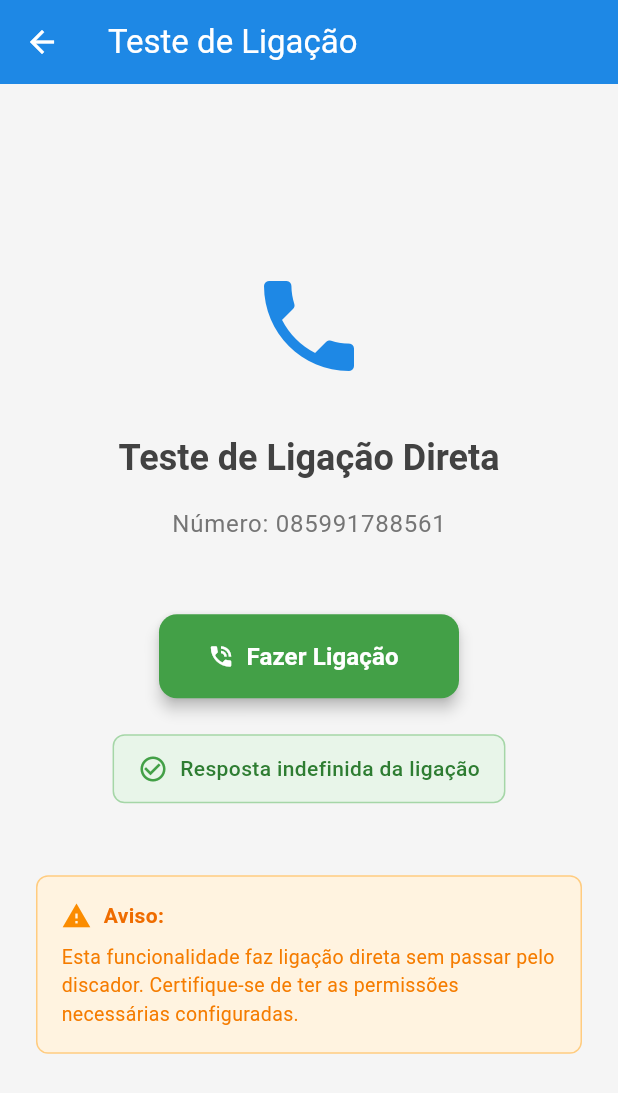
After one commit to AlexDcoder/Modelo_IA_Ataque_de_Panico, a Flutter app: the CallPage screen opened by its route, after a tap on "Fazer Ligação", on a phone screen of 412 x 824 dp. The commit adds this screen. Shown: the top 1093 px of the screen. Run offline on Flutter 3.47's test engine with Material 3 defaults, Android fonts, the phone set to English and light mode, and no system bars; our stand-ins replace flutter_animate, google_fonts, permission_handler, shared_preferences; missing offline and left inert: fast_contacts, flutter_phone_direct_caller; accounts and stored records are empty.

Commit message:
feat: Adicionar biblioteca flutter_phone_direct_caller

```diff
--- a/plenimind_app/lib/main.dart
+++ b/plenimind_app/lib/main.dart
@@ -5,6 +5,7 @@ import 'package:plenimind_app/pages/splash.dart';
 import 'package:plenimind_app/pages/contact.dart'; // aqui está ContactPage
 import 'package:plenimind_app/pages/terms_conditions.dart';
 import 'package:plenimind_app/theme/colors_pallet.dart';
+import 'package:plenimind_app/pages/call.dart';
 
 void main() {
   WidgetsFlutterBinding.ensureInitialized();
@@ -36,6 +37,7 @@ class MyApp extends StatelessWidget {
         LoginPage.routePath: (context) => const LoginPage(),
         ProfilePage.routePath: (context) => const ProfilePage(),
         ContactPage.routePath: (context) => const ContactPage(),
+        CallPage.routePath: (context) => const CallPage(),
         TermsConditionsScreen.routePath:
             (context) => const TermsConditionsScreen(),
       },
--- /dev/null
+++ b/plenimind_app/lib/pages/call.dart
@@ -0,0 +1,222 @@
+import 'package:flutter/material.dart';
+import 'package:flutter_phone_direct_caller/flutter_phone_direct_caller.dart';
+
+class CallPage extends StatefulWidget {
+  static const String routePath = '/test-call';
+
+  const CallPage({super.key});
+
+  @override
+  State<CallPage> createState() => _CallPageState();
+}
+
+class _CallPageState extends State<CallPage> {
+  bool _isLoading = false;
+  String _statusMessage = '';
+
+  Future<void> _callNumber() async {
+    setState(() {
+      _isLoading = true;
+      _statusMessage = 'Iniciando ligação...';
+    });
+
+    try {
+      const number = '085991788561'; // set the number here
+      bool? res = await FlutterPhoneDirectCaller.callNumber(number);
+
+      setState(() {
+        if (res == true) {
+          _statusMessage = 'Ligação iniciada com sucesso!';
+        } else if (res == false) {
+          _statusMessage = 'Falha ao iniciar ligação';
+        } else {
+          _statusMessage = 'Resposta indefinida da ligação';
+        }
+      });
+    } catch (e) {
+      setState(() {
+        _statusMessage = 'Erro: $e';
+      });
+    } finally {
+      setState(() {
+        _isLoading = false;
+      });
+
+      // Limpa a mensagem após 3 segundos
+      Future.delayed(Duration(seconds: 3), () {
+        if (mounted) {
+          setState(() {
+            _statusMessage = '';
+          });
+        }
+      });
+    }
+  }
+
+  @override
+  Widget build(BuildContext context) {
+    return Scaffold(
+      appBar: AppBar(
+        title: const Text('Teste de Ligação'),
+        backgroundColor: Colors.blue.shade600,
+        foregroundColor: Colors.white,
+      ),
+      body: Center(
+        child: Padding(
+          padding: const EdgeInsets.all(24.0),
+          child: Column(
+            mainAxisAlignment: MainAxisAlignment.center,
+            children: [
+              Icon(
+                Icons.phone,
+                size: 80,
+                color: Colors.blue.shade600,
+              ),
+              const SizedBox(height: 32),
+
+              Text(
+                'Teste de Ligação Direta',
+                style: Theme.of(context).textTheme.headlineSmall?.copyWith(
+                  fontWeight: FontWeight.bold,
+                  color: Colors.grey.shade800,
+                ),
+                textAlign: TextAlign.center,
+              ),
+
+              const SizedBox(height: 16),
+
+              Text(
+                'Número: 085991788561',
+                style: Theme.of(context).textTheme.bodyLarge?.copyWith(
+                  color: Colors.grey.shade600,
+                ),
+              ),
+
+              const SizedBox(height: 48),
+
+              SizedBox(
+                width: 200,
+                height: 56,
+                child: ElevatedButton.icon(
+                  onPressed: _isLoading ? null : _callNumber,
+                  icon: _isLoading
+                    ? SizedBox(
+                        width: 20,
+                        height: 20,
+                        child: CircularProgressIndicator(
+                          strokeWidth: 2,
+                          valueColor: AlwaysStoppedAnimation<Color>(Colors.white),
+                        ),
+                      )
+                    : const Icon(Icons.phone_in_talk),
+                  label: Text(
+                    _isLoading ? 'Ligando...' : 'Fazer Ligação',
+                    style: const TextStyle(
+                      fontSize: 16,
+                      fontWeight: FontWeight.bold,
+                    ),
+                  ),
+                  style: ElevatedButton.styleFrom(
+                    backgroundColor: Colors.green.shade600,
+                    foregroundColor: Colors.white,
+                    shape: RoundedRectangleBorder(
+                      borderRadius: BorderRadius.circular(12),
+                    ),
+                    elevation: 4,
+                  ),
+                ),
+              ),
+
+              const SizedBox(height: 24),
+
+              if (_statusMessage.isNotEmpty)
+                Container(
+                  padding: const EdgeInsets.symmetric(
+                    horizontal: 16,
+                    vertical: 12,
+                  ),
+                  decoration: BoxDecoration(
+                    color: _statusMessage.contains('Erro')
+                      ? Colors.red.shade50
+                      : Colors.green.shade50,
+                    border: Border.all(
+                      color: _statusMessage.contains('Erro')
+                        ? Colors.red.shade200
+                        : Colors.green.shade200,
+                    ),
+                    borderRadius: BorderRadius.circular(8),
+                  ),
+                  child: Row(
+                    mainAxisSize: MainAxisSize.min,
+                    children: [
+                      Icon(
+                        _statusMessage.contains('Erro')
+                          ? Icons.error_outline
+                          : Icons.check_circle_outline,
+                        color: _statusMessage.contains('Erro')
+                          ? Colors.red.shade600
+                          : Colors.green.shade600,
+                        size: 20,
+                      ),
+                      const SizedBox(width: 8),
+                      Flexible(
+                        child: Text(
+                          _statusMessage,
+                          style: TextStyle(
+                            color: _statusMessage.contains('Erro')
+                              ? Colors.red.shade800
+                              : Colors.green.shade800,
+                            fontWeight: FontWeight.w500,
+                          ),
+                        ),
+                      ),
+                    ],
+                  ),
+                ),
+
+              const SizedBox(height: 48),
+
+              Container(
+                padding: const EdgeInsets.all(16),
+                decoration: BoxDecoration(
+                  color: Colors.orange.shade50,
+                  border: Border.all(color: Colors.orange.shade200),
+                  borderRadius: BorderRadius.circular(8),
+                ),
+                child: Column(
+                  crossAxisAlignment: CrossAxisAlignment.start,
+                  children: [
+                    Row(
+                      children: [
+                        Icon(Icons.warning,
+                             color: Colors.orange.shade600,
+                             size: 20),
+                        const SizedBox(width: 8),
+                        Text(
+                          'Aviso:',
+                          style: TextStyle(
+                            fontWeight: FontWeight.bold,
+                            color: Colors.orange.shade800,
+                          ),
+                        ),
+                      ],
+                    ),
+                    const SizedBox(height: 8),
+                    Text(
+                      'Esta funcionalidade faz ligação direta sem passar pelo discador. '
+                      'Certifique-se de ter as permissões necessárias configuradas.',
+                      style: TextStyle(
+                        fontSize: 13,
+                        color: Colors.orange.shade700,
+                      ),
+                    ),
+                  ],
+                ),
+              ),
+            ],
+          ),
+        ),
+      ),
+    );
+  }
+}
--- a/plenimind_app/pubspec.yaml
+++ b/plenimind_app/pubspec.yaml
@@ -11,6 +11,8 @@ dependencies:
     sdk: flutter
   fast_contacts: ^4.0.0
   shared_preferences: ^2.2.2
+
+  flutter_phone_direct_caller: ^2.2.1
 
   flutter_blue_plus: ^1.5.10
   permission_handler: ^12.0.1
```
Also changed, not shown: plenimind_app/pubspec.lock, 2 other files.
